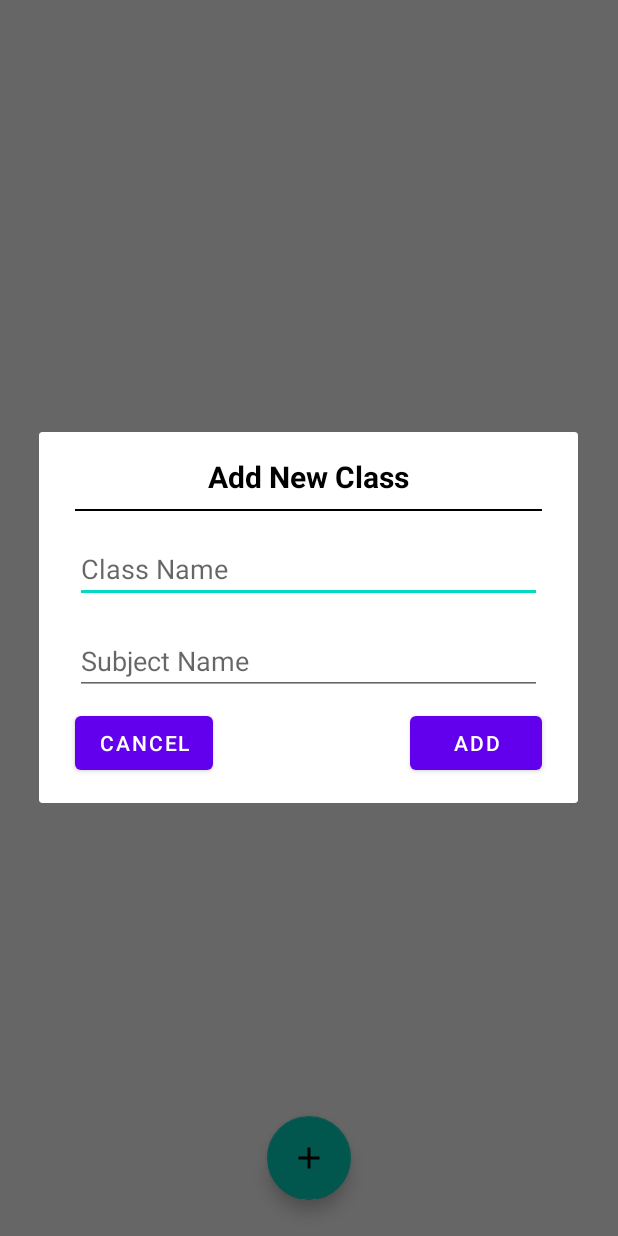
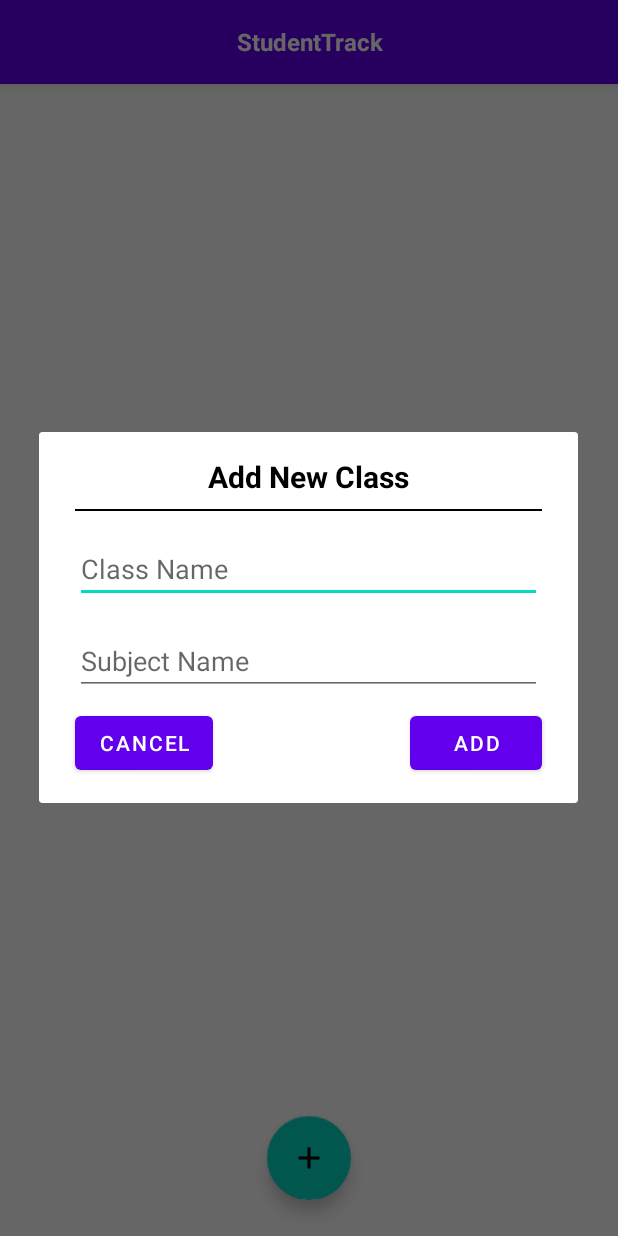
Before and after one commit to SoukainaNadir/StudentTrack, an Android app: the HomeProfActivity screen opened directly, with no data from a screen before it, after a tap on an icon or button, on a phone screen of 412 x 824 dp. Run offline under Robolectric (Android 15) with nearby library versions, the phone set to English and light mode, and no system bars.

Commit message:
Add toolbar to the activities

```diff
--- a/app/src/main/java/com/example/studenttrack/HomeProfActivity.java
+++ b/app/src/main/java/com/example/studenttrack/HomeProfActivity.java
@@ -2,6 +2,7 @@ package com.example.studenttrack;
 
 import androidx.appcompat.app.AlertDialog;
 import androidx.appcompat.app.AppCompatActivity;
+import androidx.appcompat.widget.Toolbar;
 import androidx.recyclerview.widget.LinearLayoutManager;
 import androidx.recyclerview.widget.RecyclerView;
 
@@ -11,6 +12,8 @@ import android.view.LayoutInflater;
 import android.view.View;
 import android.widget.Button;
 import android.widget.EditText;
+import android.widget.ImageButton;
+import android.widget.TextView;
 
 import com.google.android.material.floatingactionbutton.FloatingActionButton;
 
@@ -22,6 +25,7 @@ public class HomeProfActivity extends AppCompatActivity {
     ClassAdapter classAdapter;
     RecyclerView.LayoutManager layoutManager;
     ArrayList<Classitem> classitems =new ArrayList<>();
+    Toolbar toolbar;
 
 
     @Override
@@ -37,6 +41,23 @@ public class HomeProfActivity extends AppCompatActivity {
         classAdapter = new ClassAdapter(this,classitems);
         recyclerView.setAdapter(classAdapter);
         classAdapter.setOnItemClickListener(position -> gotoItemActivity(position));
+
+        setToolbar();
+
+
+    }
+
+    private void setToolbar() {
+        toolbar = findViewById(R.id.toolbar);
+        TextView title = toolbar.findViewById(R.id.title_toolbar);
+        TextView subtitle = toolbar.findViewById(R.id.subtitle_toolbar);
+        ImageButton back = toolbar.findViewById(R.id.back);
+        ImageButton save = toolbar.findViewById(R.id.save);
+
+        title.setText("StudentTrack");
+        subtitle.setVisibility(View.GONE);
+        back.setVisibility(View.INVISIBLE);
+        save.setVisibility(View.INVISIBLE);
     }
 
     private void gotoItemActivity(int position) {
--- a/app/src/main/res/layout/activity_homeprof.xml
+++ b/app/src/main/res/layout/activity_homeprof.xml
@@ -5,6 +5,10 @@
     android:layout_width="match_parent"
     android:layout_height="match_parent"
     tools:context=".HomeProfActivity">
+
+    <include
+        android:id="@+id/toolbarMain"
+        layout="@layout/toolbar"/>
 
     <com.google.android.material.floatingactionbutton.FloatingActionButton
         android:id="@+id/fab_main"
@@ -18,6 +22,7 @@
 
 
     <androidx.recyclerview.widget.RecyclerView
+        android:layout_below="@+id/toolbarMain"
         android:id="@+id/recyclerView"
         android:layout_width="match_parent"
         android:layout_height="match_parent"
--- a/app/src/main/res/layout/activity_student.xml
+++ b/app/src/main/res/layout/activity_student.xml
@@ -5,5 +5,8 @@
     android:layout_width="match_parent"
     android:layout_height="match_parent"
     tools:context=".StudentActivity">
+    <include
+        android:id="@+id/toolbarStudent"
+        layout="@layout/toolbar"/>
 
 </androidx.constraintlayout.widget.ConstraintLayout>
```
Also changed, not shown: app/src/main/java/com/example/studenttrack/StudentActivity.java (+30 -0 lines).
